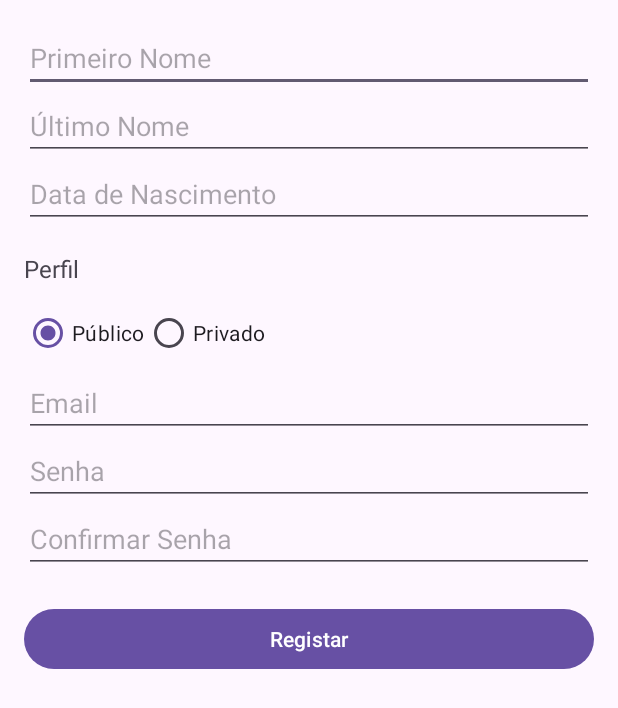
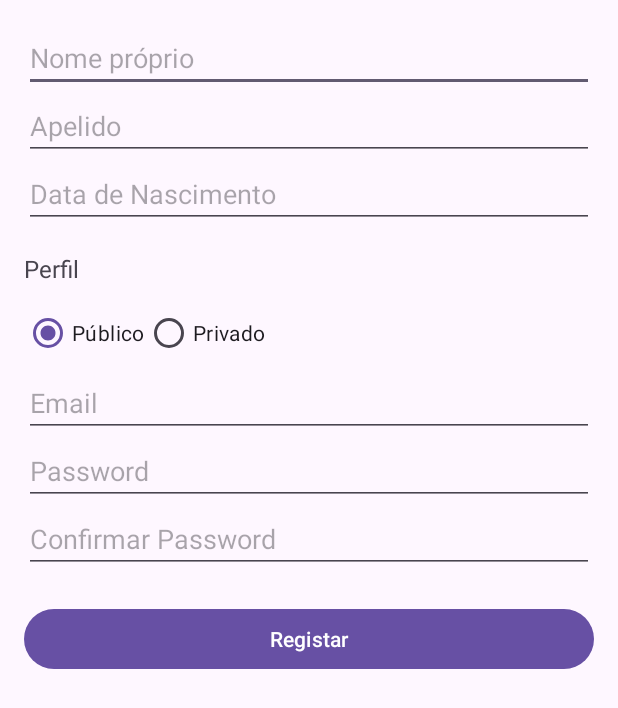
Before and after one commit to Aluno24845/Realcloset, an Android app built with Jetpack Compose: the RegisterActivity screen opened directly, with no data from a screen before it, on a phone screen of 412 x 824 dp. Shown: the top 708 px of the screen. Run offline under Robolectric (Android 15) with nearby library versions, the phone set to English and light mode, and no system bars.

Commit message:
Correções no layout

```diff
--- a/app/src/main/res/layout/activity_login.xml
+++ b/app/src/main/res/layout/activity_login.xml
@@ -11,7 +11,7 @@
         android:layout_height="wrap_content"
         android:hint="Email"
         android:inputType="textEmailAddress"
-        android:layout_marginBottom="48dp"/>
+        android:layout_marginBottom="20dp"/>
 
     <EditText
         android:id="@+id/password_input"
@@ -19,7 +19,7 @@
         android:layout_height="wrap_content"
         android:hint="Password"
         android:inputType="textPassword"
-        android:layout_marginBottom="48dp"/>
+        android:layout_marginBottom="20dp"/>
 
     <Button
         android:id="@+id/login_button"
--- a/app/src/main/res/layout/activity_register.xml
+++ b/app/src/main/res/layout/activity_register.xml
@@ -11,14 +11,14 @@
         android:id="@+id/first_name"
         android:layout_width="match_parent"
         android:layout_height="wrap_content"
-        android:hint="Primeiro Nome"
+        android:hint="Nome próprio"
         android:inputType="textPersonName" />
 
     <EditText
         android:id="@+id/last_name"
         android:layout_width="match_parent"
         android:layout_height="wrap_content"
-        android:hint="Último Nome"
+        android:hint="Apelido"
         android:inputType="textPersonName" />
 
     <!-- Data de Nascimento -->
@@ -68,20 +68,20 @@
         android:hint="Email"
         android:inputType="textEmailAddress" />
 
-    <!-- Senha -->
+    <!-- Password -->
     <EditText
         android:id="@+id/password"
         android:layout_width="match_parent"
         android:layout_height="wrap_content"
-        android:hint="Senha"
+        android:hint="Password"
         android:inputType="textPassword" />
 
-    <!-- Confirmar Senha -->
+    <!-- Confirmar Password -->
     <EditText
         android:id="@+id/confirm_password"
         android:layout_width="match_parent"
         android:layout_height="wrap_content"
-        android:hint="Confirmar Senha"
+        android:hint="Confirmar Password"
         android:inputType="textPassword" />
 
     <!-- Botão de Registo -->
```
